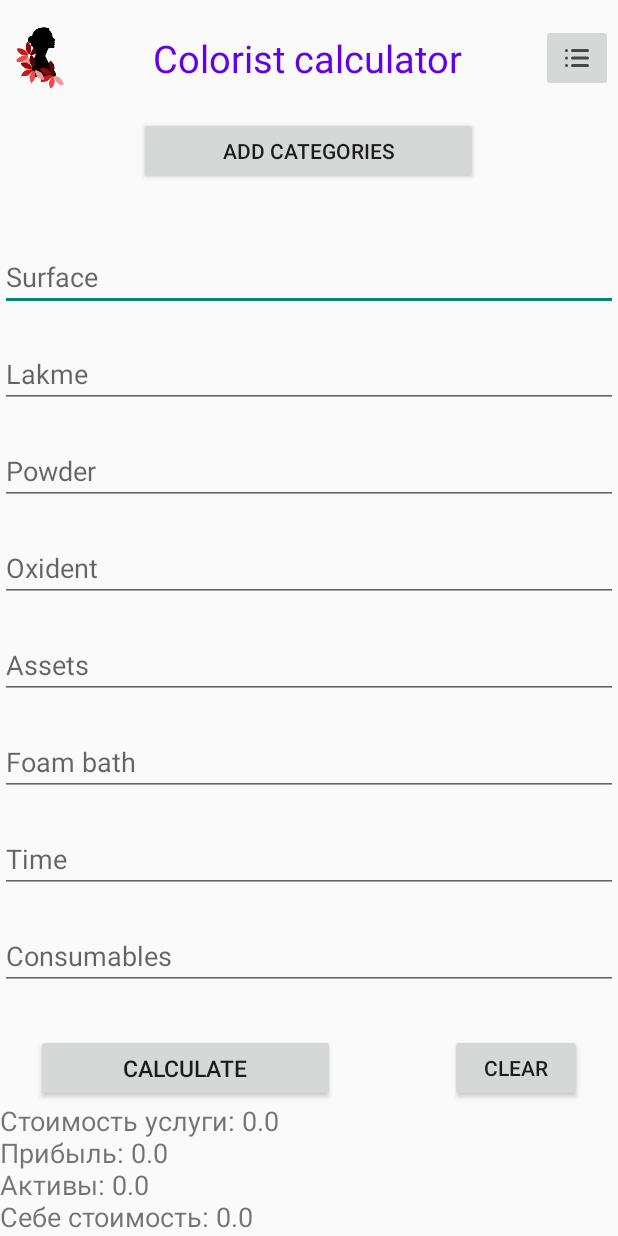
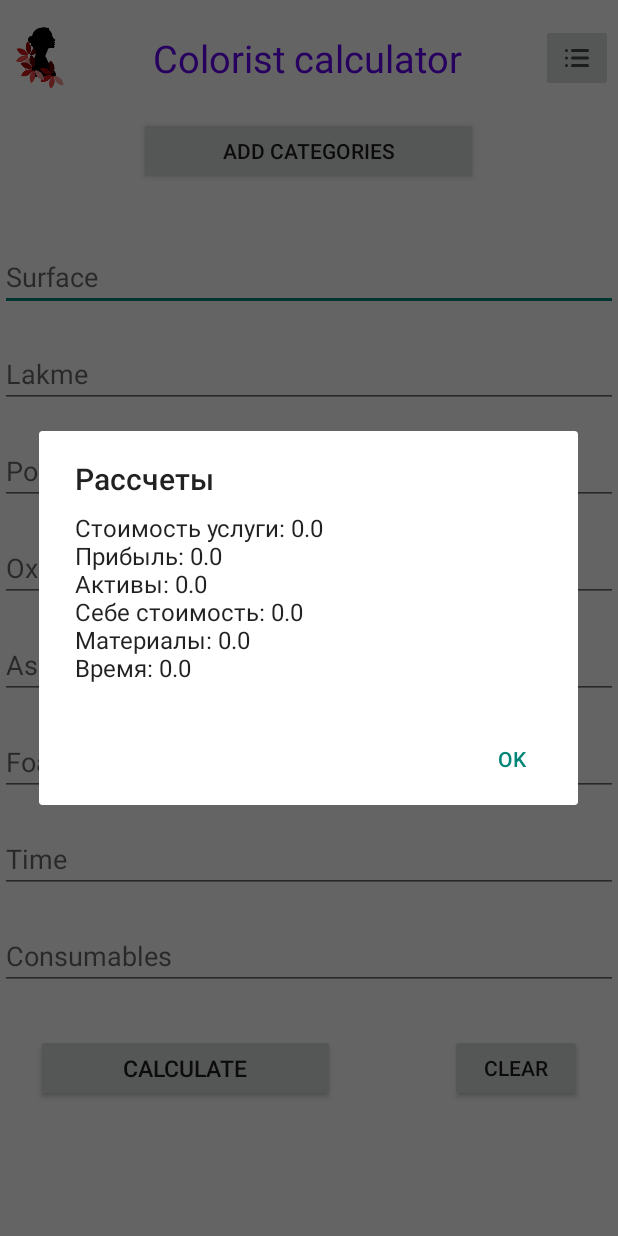
Before and after one commit to Fo4Ik-git/Colorist_calculator, an Android app: the screen it shows after launch (MainActivity), after a tap on "CALCULATE", on a phone screen of 412 x 824 dp. Run offline under Robolectric (Android 15) with nearby library versions, the phone set to English and light mode, and no system bars.

Commit message:
Update cacl

```diff
--- a/app/src/main/java/com/fo4ik/colouristcounter/MainActivity.java
+++ b/app/src/main/java/com/fo4ik/colouristcounter/MainActivity.java
@@ -1,5 +1,8 @@
 package com.fo4ik.colouristcounter;
 
+import android.app.Activity;
+import android.app.AlertDialog;
+import android.content.DialogInterface;
 import android.content.Intent;
 import android.database.sqlite.SQLiteDatabase;
 import android.os.Bundle;
@@ -45,6 +48,7 @@ public class MainActivity extends AppCompatActivity {
         surface.setText("");
         consumables.setText("");
         lakme.setText("");
+        oxident.setText("");
         powder.setText("");
         time.setText("");
         assets.setText("");
@@ -127,13 +131,27 @@ public class MainActivity extends AppCompatActivity {
 
             service_cost = material + work;
 
-            text_res.setText("Стоимость услуги: " + service_cost + "\n" +
-                    "Прибыль: "+ profit + "\n" +
-                    "Активы: "+ asset + "\n" +
-                    "Себе стоимость: " + own_count + "\n" +
-                    "Материалы: "+ material + "\n" +
-                    "Время: "+ work + "\n" +
-                    "");
+
+            AlertDialog.Builder builder = new AlertDialog.Builder(MainActivity.this);
+            builder.setTitle("Рассчеты")
+                    .setMessage("Стоимость услуги: " + service_cost + "\n" +
+                            "Прибыль: "+ profit + "\n" +
+                            "Активы: "+ asset + "\n" +
+                            "Себе стоимость: " + own_count + "\n" +
+                            "Материалы: "+ material + "\n" +
+                            "Время: "+ work + "\n" +
+                            "")
+                    .setPositiveButton("OK", new DialogInterface.OnClickListener() {
+                        public void onClick(DialogInterface dialog, int id) {
+                            Toast.makeText(MainActivity.this,"Нажата кнопка 'OK'",Toast.LENGTH_SHORT).show();
+                        }
+                    });
+//                    .setNegativeButton("Отмена", new DialogInterface.OnClickListener() {
+//                        public void onClick(DialogInterface dialog, int id) {
+//                            Toast.makeText(MainActivity.this,"Нажата кнопка 'Отмена'",Toast.LENGTH_SHORT).show();
+//                        }
+//                    });
+            builder.create().show();
 
         } catch (Exception e) {
             text_res.setText("Error try again");
@@ -143,4 +161,6 @@ public class MainActivity extends AppCompatActivity {
 
 
 
+
+
 }
```
